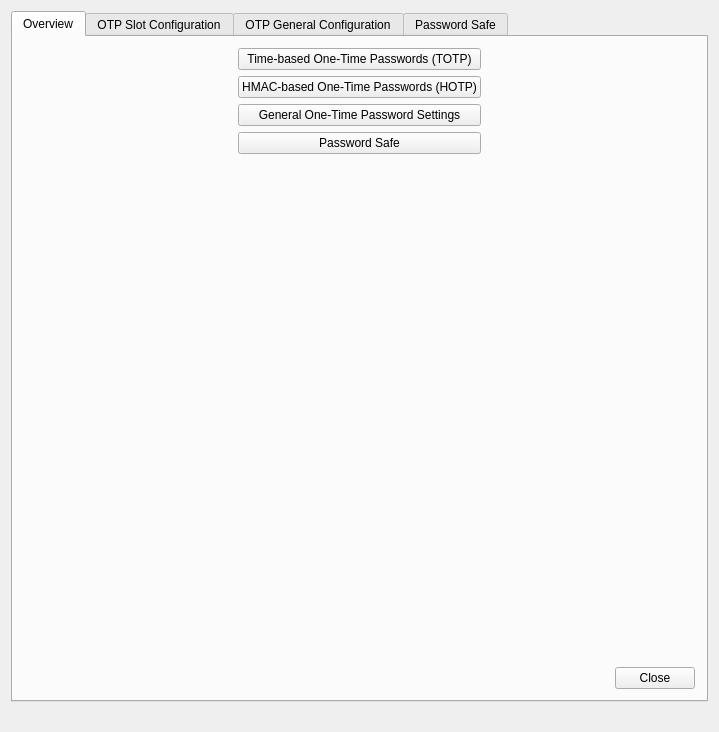
First picture: the form in ui/mainwindow.ui, repository Nitrokey/nitrokey-app, before the edit.
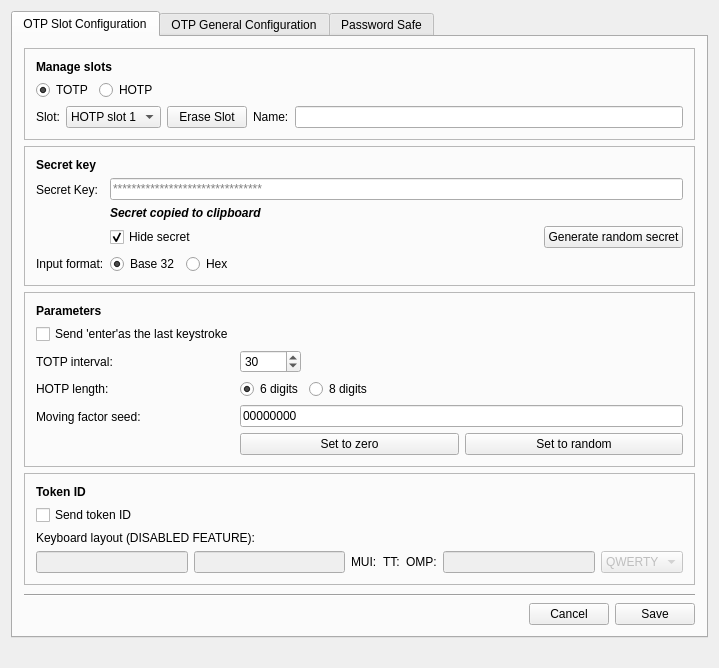
Second picture: the form after the edit. The open tabs and pages were chosen to show the change. Icons and pictures are not drawn.

Commit message: removed overview from configuration dialog

Diff of the .ui file:
```diff
--- a/ui/mainwindow.ui
+++ b/ui/mainwindow.ui
@@ -7,7 +7,7 @@
     <x>0</x>
     <y>0</y>
     <width>719</width>
-    <height>732</height>
+    <height>642</height>
    </rect>
   </property>
   <property name="sizePolicy">
@@ -60,127 +60,6 @@
       <property name="movable">
        <bool>false</bool>
       </property>
-      <widget class="QWidget" name="tab_4">
-       <attribute name="title">
-        <string>Overview</string>
-       </attribute>
-       <layout class="QVBoxLayout" name="verticalLayout_17">
-        <item>
-         <layout class="QHBoxLayout" name="horizontalLayout_12">
-          <item>
-           <spacer name="horizontalSpacer_12">
-            <property name="orientation">
-             <enum>Qt::Horizontal</enum>
-            </property>
-            <property name="sizeHint" stdset="0">
-             <size>
-              <width>40</width>
-              <height>20</height>
-             </size>
-            </property>
-           </spacer>
-          </item>
-          <item>
-           <layout class="QVBoxLayout" name="verticalLayout_15">
-            <item>
-             <widget class="QPushButton" name="pushButton_GotoTOTP">
-              <property name="toolTip">
-               <string>&lt;html&gt;&lt;head/&gt;&lt;body&gt;&lt;p&gt;Use TOTP for login to websites&lt;/p&gt;&lt;/body&gt;&lt;/html&gt;</string>
-              </property>
-              <property name="text">
-               <string>Time-based One-Time Passwords (TOTP)</string>
-              </property>
-             </widget>
-            </item>
-            <item>
-             <widget class="QPushButton" name="pushButton_GotoHOTP">
-              <property name="toolTip">
-               <string>&lt;html&gt;&lt;head/&gt;&lt;body&gt;&lt;p&gt;HOTP are usually used to login to local applications&lt;/p&gt;&lt;/body&gt;&lt;/html&gt;</string>
-              </property>
-              <property name="text">
-               <string>HMAC-based One-Time Passwords (HOTP)</string>
-              </property>
-             </widget>
-            </item>
-            <item>
-             <widget class="QPushButton" name="pushButton_GotoGenOTP">
-              <property name="text">
-               <string>General One-Time Password Settings</string>
-              </property>
-             </widget>
-            </item>
-            <item>
-             <widget class="QPushButton" name="pushButton_StaticPasswords">
-              <property name="toolTip">
-               <string>&lt;html&gt;&lt;head/&gt;&lt;body&gt;&lt;p&gt;Manage static passwords&lt;/p&gt;&lt;/body&gt;&lt;/html&gt;</string>
-              </property>
-              <property name="text">
-               <string>Password Safe</string>
-              </property>
-             </widget>
-            </item>
-           </layout>
-          </item>
-          <item>
-           <spacer name="horizontalSpacer_8">
-            <property name="orientation">
-             <enum>Qt::Horizontal</enum>
-            </property>
-            <property name="sizeHint" stdset="0">
-             <size>
-              <width>40</width>
-              <height>20</height>
-             </size>
-            </property>
-           </spacer>
-          </item>
-         </layout>
-        </item>
-        <item>
-         <spacer name="verticalSpacer_4">
-          <property name="orientation">
-           <enum>Qt::Vertical</enum>
-          </property>
-          <property name="sizeType">
-           <enum>QSizePolicy::MinimumExpanding</enum>
-          </property>
-          <property name="sizeHint" stdset="0">
-           <size>
-            <width>20</width>
-            <height>0</height>
-           </size>
-          </property>
-         </spacer>
-        </item>
-        <item>
-         <layout class="QHBoxLayout" name="horizontalLayout_11">
-          <item>
-           <spacer name="horizontalSpacer_7">
-            <property name="orientation">
-             <enum>Qt::Horizontal</enum>
-            </property>
-            <property name="sizeHint" stdset="0">
-             <size>
-              <width>40</width>
-              <height>20</height>
-             </size>
-            </property>
-           </spacer>
-          </item>
-          <item>
-           <widget class="QPushButton" name="cancelButton_2">
-            <property name="toolTip">
-             <string/>
-            </property>
-            <property name="text">
-             <string>Close</string>
-            </property>
-           </widget>
-          </item>
-         </layout>
-        </item>
-       </layout>
-      </widget>
       <widget class="QWidget" name="tab">
        <attribute name="icon">
         <iconset resource="resources.qrc">
@@ -215,6 +94,40 @@
              </property>
             </widget>
            </item>
+           <item>
+            <layout class="QHBoxLayout" name="horizontalLayout_14">
+             <item>
+              <widget class="QRadioButton" name="radioButton_2">
+               <property name="text">
+                <string>TOTP</string>
+               </property>
+               <property name="checked">
+                <bool>true</bool>
+               </property>
+              </widget>
+             </item>
+             <item>
+              <widget class="QRadioButton" name="radioButton">
+               <property name="text">
+                <string>HOTP</string>
+               </property>
+              </widget>
+             </item>
+             <item>
+              <spacer name="horizontalSpacer_14">
+               <property name="orientation">
+                <enum>Qt::Horizontal</enum>
+               </property>
+               <property name="sizeHint" stdset="0">
+                <size>
+                 <width>40</width>
+                 <height>20</height>
+                </size>
+               </property>
+              </spacer>
+             </item>
+            </layout>
+           </item>
            <item>
             <layout class="QHBoxLayout" name="horizontalLayout_9">
              <item>
```
Left out of the diff: 43 changed lines with no effect on the pictures. The commit also changes 2 other files.
